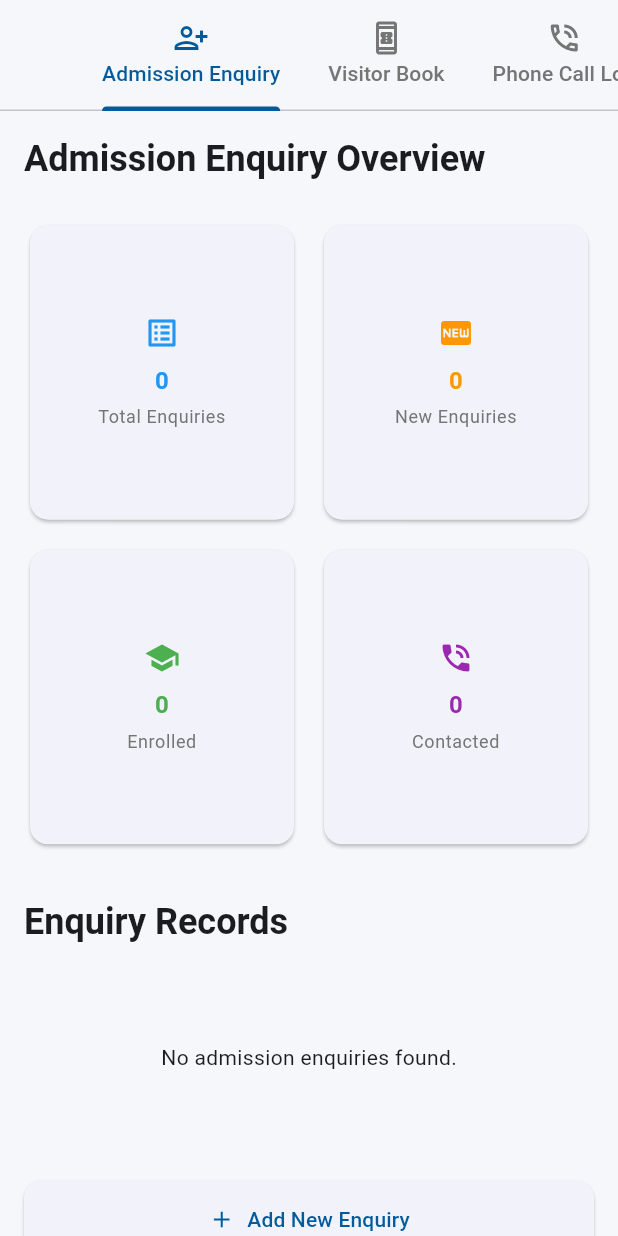
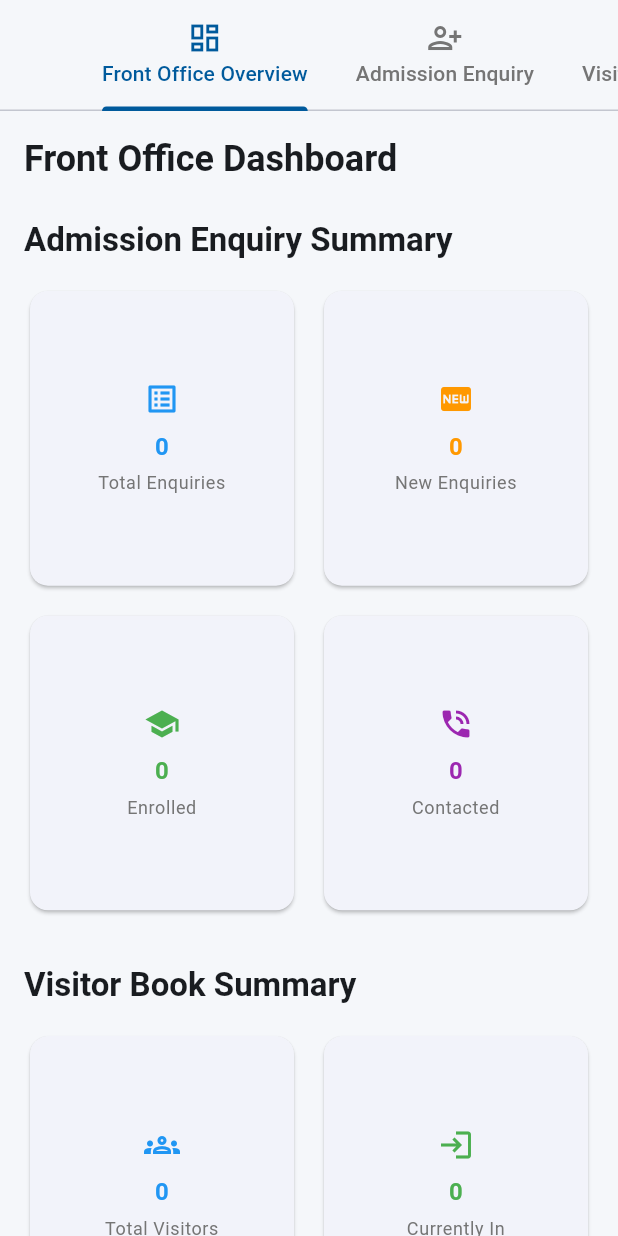
Before and after one commit to lewisking2016/school_management, a Flutter app: the FrontOfficeScreen screen opened directly, on a phone screen of 412 x 824 dp. Run offline on Flutter 3.47's test engine with Material 3 defaults, Android fonts, the light colour scheme and no system bars; our stand-ins replace cloud_firestore, firebase_auth, firebase_core, fl_chart, google_sign_in, shared_preferences; accounts and stored records are empty.

Commit message:
modified:   lib/front_office_screen.dart

```diff
--- a/lib/front_office_screen.dart
+++ b/lib/front_office_screen.dart
@@ -16,6 +16,7 @@ class _FrontOfficeScreenState extends State<FrontOfficeScreen>
 
   // Define the tabs for the Front Office module
   final List<Map<String, dynamic>> _tabs = [
+    {'icon': Icons.dashboard_outlined, 'label': 'Front Office Overview'},
     {'icon': Icons.person_add_alt_1_outlined, 'label': 'Admission Enquiry'},
     {'icon': Icons.book_online_outlined, 'label': 'Visitor Book'},
     {'icon': Icons.phone_in_talk_outlined, 'label': 'Phone Call Log'},
@@ -75,6 +76,7 @@ class _FrontOfficeScreenState extends State<FrontOfficeScreen>
       body: TabBarView(
         controller: _tabController,
         children: [
+          const _FrontOfficeOverviewTab(), // New overview tab
           const _AdmissionEnquiryTab(), // Replaced with the new tab content
           const _VisitorBookTab(), // Replaced placeholder with the new tab content
           _buildPlaceholderTab(
@@ -149,6 +151,163 @@ class _FrontOfficeScreenState extends State<FrontOfficeScreen>
   }
 }
 
+// New widget for the consolidated Front Office Overview Tab
+class _FrontOfficeOverviewTab extends StatelessWidget {
+  const _FrontOfficeOverviewTab();
+
+  @override
+  Widget build(BuildContext context) {
+    final theme = Theme.of(context);
+    return SingleChildScrollView(
+      padding: const EdgeInsets.all(16.0),
+      child: Column(
+        crossAxisAlignment: CrossAxisAlignment.start,
+        children: [
+          Text(
+            'Front Office Dashboard',
+            style: theme.textTheme.headlineSmall?.copyWith(
+              fontWeight: FontWeight.bold,
+            ),
+          ),
+          const SizedBox(height: 24),
+
+          // Admission Enquiry Overview Section
+          _buildAdmissionEnquiryOverview(context, theme),
+
+          const SizedBox(height: 32),
+
+          // Visitor Book Overview Section
+          _buildVisitorBookOverview(context, theme),
+        ],
+      ),
+    );
+  }
+
+  Widget _buildAdmissionEnquiryOverview(BuildContext context, ThemeData theme) {
+    return Column(
+      crossAxisAlignment: CrossAxisAlignment.start,
+      children: [
+        Text(
+          'Admission Enquiry Summary',
+          style: theme.textTheme.titleLarge?.copyWith(
+            fontWeight: FontWeight.bold,
+          ),
+        ),
+        const SizedBox(height: 16),
+        StreamBuilder<QuerySnapshot>(
+          stream: FirebaseFirestore.instance
+              .collection('admission_enquiries')
+              .snapshots(),
+          builder: (context, snapshot) {
+            if (!snapshot.hasData) {
+              return const Center(child: CircularProgressIndicator());
+            }
+
+            final docs = snapshot.data!.docs;
+            final int totalEnquiries = docs.length;
+            final int newEnquiries =
+                docs.where((d) => (d.data() as Map)['status'] == 'New').length;
+            final int enrolledEnquiries = docs
+                .where((d) => (d.data() as Map)['status'] == 'Enrolled')
+                .length;
+            final int contactedEnquiries = docs
+                .where((d) => (d.data() as Map)['status'] == 'Contacted')
+                .length;
+
+            return GridView(
+              shrinkWrap: true,
+              physics: const NeverScrollableScrollPhysics(),
+              gridDelegate: const SliverGridDelegateWithMaxCrossAxisExtent(
+                maxCrossAxisExtent: 200,
+                crossAxisSpacing: 12,
+                mainAxisSpacing: 12,
+                childAspectRatio: 0.9,
+              ),
+              children: [
+                _buildSmallSummaryCard(context, 'Total Enquiries',
+                    totalEnquiries.toString(), Icons.list_alt, Colors.blue),
+                _buildSmallSummaryCard(context, 'New Enquiries',
+                    newEnquiries.toString(), Icons.fiber_new, Colors.orange),
+                _buildSmallSummaryCard(context, 'Enrolled',
+                    enrolledEnquiries.toString(), Icons.school, Colors.green),
+                _buildSmallSummaryCard(context, 'Contacted',
+                    contactedEnquiries.toString(), Icons.phone_in_talk,
+                    Colors.purple),
+              ],
+            );
+          },
+        ),
+      ],
+    );
+  }
+
+  Widget _buildVisitorBookOverview(BuildContext context, ThemeData theme) {
+    return Column(
+      crossAxisAlignment: CrossAxisAlignment.start,
+      children: [
+        Text(
+          'Visitor Book Summary',
+          style: theme.textTheme.titleLarge?.copyWith(
+            fontWeight: FontWeight.bold,
+          ),
+        ),
+        const SizedBox(height: 16),
+        StreamBuilder<QuerySnapshot>(
+          stream: FirebaseFirestore.instance.collection('visitors').snapshots(),
+          builder: (context, snapshot) {
+            if (!snapshot.hasData) {
+              return const Center(child: CircularProgressIndicator());
+            }
+
+            final docs = snapshot.data!.docs;
+            final int totalVisitors = docs.length;
+            final int currentlyIn = docs
+                .where((d) => (d.data() as Map)['status'] == 'Checked In')
+                .length;
+            final int checkedOut = docs
+                .where((d) => (d.data() as Map)['status'] == 'Checked Out')
+                .length;
+            const int securityAlerts = 0; // Placeholder
+
+            return GridView(
+              shrinkWrap: true,
+              physics: const NeverScrollableScrollPhysics(),
+              gridDelegate: const SliverGridDelegateWithMaxCrossAxisExtent(
+                maxCrossAxisExtent: 200,
+                crossAxisSpacing: 12,
+                mainAxisSpacing: 12,
+                childAspectRatio: 0.9,
+              ),
+              children: [
+                _buildSmallSummaryCard(
+                    context,
+                    'Total Visitors',
+                    totalVisitors.toString(),
+                    Icons.groups_outlined,
+                    Colors.blue),
+                _buildSmallSummaryCard(context, 'Currently In',
+                    currentlyIn.toString(), Icons.login_outlined, Colors.green),
+                _buildSmallSummaryCard(
+                    context,
+                    'Checked Out',
+                    checkedOut.toString(),
+                    Icons.logout_outlined,
+                    Colors.orange),
+                _buildSmallSummaryCard(
+                    context,
+                    'Security Alerts',
+                    securityAlerts.toString(),
+                    Icons.security_outlined,
+                    Colors.red),
+              ],
+            );
+          },
+        ),
+      ],
+    );
+  }
+}
+
 // New widget for the Admission Enquiry Tab
 class _AdmissionEnquiryTab extends StatefulWidget {
   const _AdmissionEnquiryTab();
@@ -158,32 +317,6 @@ class _AdmissionEnquiryTab extends StatefulWidget {
 }
 
 class _AdmissionEnquiryTabState extends State<_AdmissionEnquiryTab> {
-  final List<Map<String, dynamic>> _summaryData = [];
-
-  @override
-  void initState() {
-    super.initState();
-    // Populate summary data here to avoid doing it in every build
-    _summaryData.addAll([
-      {
-        'title': 'Total Enquiries',
-        'icon': Icons.list_alt,
-        'color': Colors.blue,
-      },
-      {
-        'title': 'New Enquiries',
-        'icon': Icons.fiber_new,
-        'color': Colors.orange,
-      },
-      {'title': 'Enrolled', 'icon': Icons.school, 'color': Colors.green},
-      {
-        'title': 'Contacted',
-        'icon': Icons.phone_in_talk,
-        'color': Colors.purple,
-      },
-    ]);
-  }
-
   void _editEnquiry(DocumentSnapshot enquiryDoc) {
     showModalBottomSheet(
       context: context,
@@ -270,59 +403,11 @@ class _AdmissionEnquiryTabState extends State<_AdmissionEnquiryTab> {
 
             final docs = snapshot.data!.docs;
 
-            // Calculate summary data from the live snapshot
-            final int totalEnquiries = docs.length;
-            final int newEnquiries = docs
-                .where((d) => (d.data() as Map)['status'] == 'New')
-                .length;
-            final int enrolledEnquiries = docs
-                .where((d) => (d.data() as Map)['status'] == 'Enrolled')
-                .length;
-            final int contactedEnquiries = docs
-                .where((d) => (d.data() as Map)['status'] == 'Contacted')
-                .length;
-
             return SingleChildScrollView(
               padding: const EdgeInsets.all(16.0),
               child: Column(
                 crossAxisAlignment: CrossAxisAlignment.start,
                 children: [
-                  Text(
-                    'Admission Enquiry Overview',
-                    style: theme.textTheme.headlineSmall?.copyWith(
-                      fontWeight: FontWeight.bold,
-                    ),
-                  ),
-                  const SizedBox(height: 24),
-                  // Summary Cards
-                  GridView.builder(
-                    shrinkWrap: true,
-                    physics: const NeverScrollableScrollPhysics(),
-                    gridDelegate:
-                        const SliverGridDelegateWithMaxCrossAxisExtent(
-                          maxCrossAxisExtent: 200, // Max width for each item
-                          crossAxisSpacing: 12,
-                          mainAxisSpacing: 12,
-                          childAspectRatio: 0.9,
-                        ),
-                    itemCount: _summaryData.length,
-                    itemBuilder: (context, index) {
-                      final item = _summaryData[index];
-                      final values = [
-                        totalEnquiries,
-                        newEnquiries,
-                        enrolledEnquiries,
-                        contactedEnquiries,
-                      ];
-                      return _buildSmallSummaryCard(
-                        item['title'],
-                        values[index].toString(),
-                        item['icon'],
-                        item['color'],
-                      );
-                    },
-                  ),
-                  const SizedBox(height: 32),
                   Text(
                     'Enquiry Records',
                     style: theme.textTheme.headlineSmall?.copyWith(
@@ -458,45 +543,6 @@ class _AdmissionEnquiryTabState extends State<_AdmissionEnquiryTab> {
       ),
     );
   }
-
-  Widget _buildSmallSummaryCard(
-    String title,
-    String value,
-    IconData icon,
-    Color color,
-  ) {
-    final theme = Theme.of(context);
-    return Card(
-      elevation: 1,
-      shape: RoundedRectangleBorder(borderRadius: BorderRadius.circular(12)),
-      child: Padding(
-        padding: const EdgeInsets.all(12.0),
-        child: Column(
-          mainAxisAlignment: MainAxisAlignment.center,
-          crossAxisAlignment: CrossAxisAlignment.center,
-          children: [
-            Icon(icon, size: 24, color: color),
-            const SizedBox(height: 8),
-            Text(
-              value,
-              style: theme.textTheme.titleMedium?.copyWith(
-                fontWeight: FontWeight.bold,
-                color: color,
-              ),
-            ),
-            const SizedBox(height: 4),
-            Text(
-              title,
-              textAlign: TextAlign.center,
-              style: theme.textTheme.bodySmall?.copyWith(
-                color: Colors.grey.shade600,
-              ),
-            ),
-          ],
-        ),
-      ),
-    );
-  }
 }
 
 // New widget for the Visitor Book Tab
@@ -507,36 +553,6 @@ class _VisitorBookTab extends StatefulWidget {
 }
 
 class _VisitorBookTabState extends State<_VisitorBookTab> {
-  final List<Map<String, dynamic>> _summaryData = [];
-
-  @override
-  void initState() {
-    super.initState();
-    // Populate summary data here
-    _summaryData.addAll([
-      {
-        'title': 'Total Visitors',
-        'icon': Icons.groups_outlined,
-        'color': Colors.blue,
-      },
-      {
-        'title': 'Currently In',
-        'icon': Icons.login_outlined,
-        'color': Colors.green,
-      },
-      {
-        'title': 'Checked Out',
-        'icon': Icons.logout_outlined,
-        'color': Colors.orange,
-      },
-      {
-        'title': 'Security Alerts',
-        'icon': Icons.security_outlined,
-        'color': Colors.red,
-      },
-    ]);
-  }
-
   @override
   Widget build(BuildContext context) {
     final theme = Theme.of(context);
@@ -559,57 +575,11 @@ class _VisitorBookTabState extends State<_VisitorBookTab> {
 
             final docs = snapshot.data!.docs;
 
-            // Calculate summary data from the live snapshot
-            final int totalVisitors = docs.length;
-            final int currentlyIn = docs
-                .where((d) => (d.data() as Map)['status'] == 'Checked In')
-                .length;
-            final int checkedOut = docs
-                .where((d) => (d.data() as Map)['status'] == 'Checked Out')
-                .length;
-            const int securityAlerts = 0; // Placeholder for security alerts
-
             return SingleChildScrollView(
               padding: const EdgeInsets.all(16.0),
               child: Column(
                 crossAxisAlignment: CrossAxisAlignment.start,
                 children: [
-                  Text(
-                    'Visitor Book Overview',
-                    style: theme.textTheme.headlineSmall?.copyWith(
-                      fontWeight: FontWeight.bold,
-                    ),
-                  ),
-                  const SizedBox(height: 24),
-                  // Summary Cards
-                  GridView.builder(
-                    shrinkWrap: true,
-                    physics: const NeverScrollableScrollPhysics(),
-                    gridDelegate:
-                        const SliverGridDelegateWithMaxCrossAxisExtent(
-                          maxCrossAxisExtent: 200, // Max width for each item
-                          crossAxisSpacing: 12,
-                          mainAxisSpacing: 12,
-                          childAspectRatio: 0.9,
-                        ),
-                    itemCount: _summaryData.length,
-                    itemBuilder: (context, index) {
-                      final item = _summaryData[index];
-                      final values = [
-                        totalVisitors,
-                        currentlyIn,
-                        checkedOut,
-                        securityAlerts,
-                      ];
-                      return _buildSmallSummaryCard(
-                        item['title'],
-                        values[index].toString(),
-                        item['icon'],
-                        item['color'],
-                      );
-                    },
-                  ),
-                  const SizedBox(height: 32),
                   Text(
                     'Visitor Records',
                     style: theme.textTheme.headlineSmall?.copyWith(
@@ -754,45 +724,6 @@ class _VisitorBookTabState extends State<_VisitorBookTab> {
     );
   }
 
-  Widget _buildSmallSummaryCard(
-    String title,
-    String value,
-    IconData icon,
-    Color color,
-  ) {
-    final theme = Theme.of(context);
-    return Card(
-      elevation: 1,
-      shape: RoundedRectangleBorder(borderRadius: BorderRadius.circular(12)),
-      child: Padding(
-        padding: const EdgeInsets.all(12.0),
-        child: Column(
-          mainAxisAlignment: MainAxisAlignment.center,
-          crossAxisAlignment: CrossAxisAlignment.center,
-          children: [
-            Icon(icon, size: 24, color: color),
-            const SizedBox(height: 8),
-            Text(
-              value,
-              style: theme.textTheme.titleMedium?.copyWith(
-                fontWeight: FontWeight.bold,
-                color: color,
-              ),
-            ),
-            const SizedBox(height: 4),
-            Text(
-              title,
-              textAlign: TextAlign.center,
-              style: theme.textTheme.bodySmall?.copyWith(
-                color: Colors.grey.shade600,
-              ),
-            ),
-          ],
-        ),
-      ),
-    );
-  }
-
   void _editVisitor(DocumentSnapshot visitorDoc) {
     showModalBottomSheet(
       context: context,
@@ -856,6 +787,47 @@ class _VisitorBookTabState extends State<_VisitorBookTab> {
       }
     }
   }
+}
+
+/// A reusable summary card widget.
+Widget _buildSmallSummaryCard(
+  BuildContext context,
+  String title,
+  String value,
+  IconData icon,
+  Color color,
+) {
+  final theme = Theme.of(context);
+  return Card(
+    elevation: 1,
+    shape: RoundedRectangleBorder(borderRadius: BorderRadius.circular(12)),
+    child: Padding(
+      padding: const EdgeInsets.all(12.0),
+      child: Column(
+        mainAxisAlignment: MainAxisAlignment.center,
+        crossAxisAlignment: CrossAxisAlignment.center,
+        children: [
+          Icon(icon, size: 24, color: color),
+          const SizedBox(height: 8),
+          Text(
+            value,
+            style: theme.textTheme.titleMedium?.copyWith(
+              fontWeight: FontWeight.bold,
+              color: color,
+            ),
+          ),
+          const SizedBox(height: 4),
+          Text(
+            title,
+            textAlign: TextAlign.center,
+            style: theme.textTheme.bodySmall?.copyWith(
+              color: Colors.grey.shade600,
+            ),
+          ),
+        ],
+      ),
+    ),
+  );
 }
 
 Color _getStatusColor(String status) {
```
